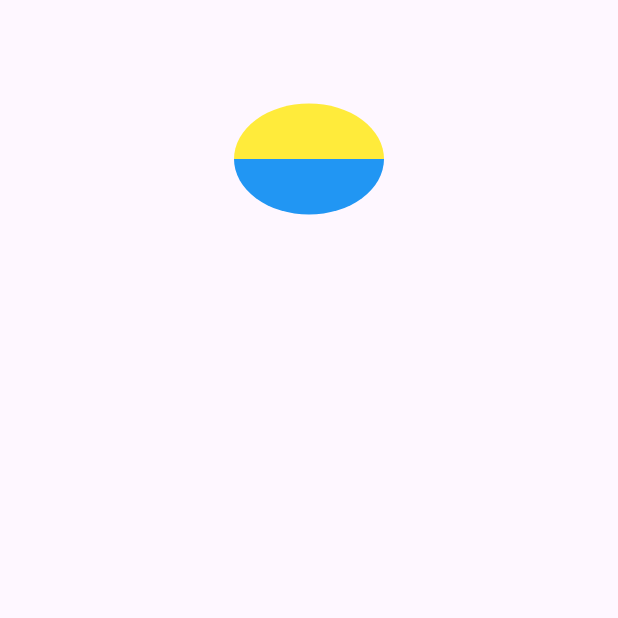
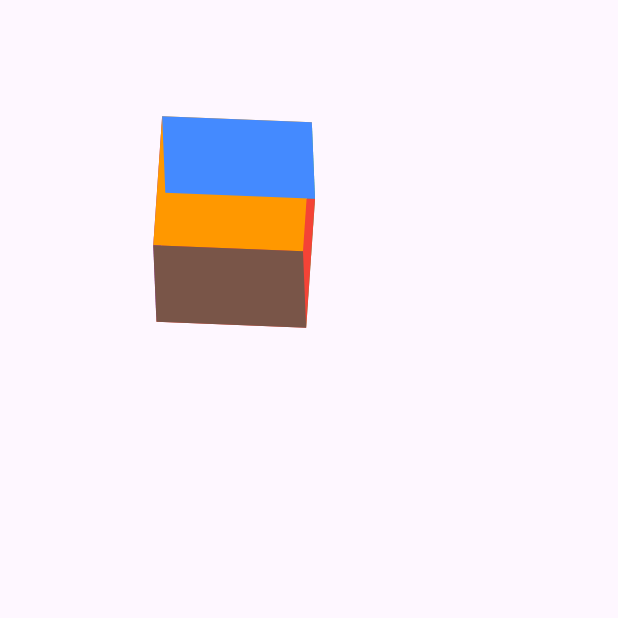
Before and after one commit to rahimshahmandozay/animation_challenge, a Flutter app: the screen it shows after launch, on a phone screen of 412 x 824 dp, the top half of it. Run offline on Flutter 3.47's test engine with Material 3 defaults, Android fonts, the phone set to English and light mode, and no system bars.

Commit message:
Add day three challenge

```diff
--- a/lib/main.dart
+++ b/lib/main.dart
@@ -1,5 +1,5 @@
 import 'package:flutter/material.dart';
-import 'package:animation_challenge/views/day_two.dart';
+import 'package:animation_challenge/views/day_three.dart';
 
 void main() {
   runApp(const MyApp());
@@ -11,7 +11,7 @@ class MyApp extends StatelessWidget {
   Widget build(BuildContext context) {
     return MaterialApp(
       title: 'Animation Challenge',
-      home: const DayTwo(),
+      home: DayThree(),
     );
   }
 }
--- /dev/null
+++ b/lib/views/day_three.dart
@@ -0,0 +1,164 @@
+import 'package:flutter/material.dart';
+import 'dart:math' show pi;
+import 'package:vector_math/vector_math_64.dart' show Vector3;
+
+class DayThree extends StatefulWidget {
+  const DayThree({super.key});
+
+  @override
+  State<DayThree> createState() => _DayThreeState();
+}
+
+class _DayThreeState extends State<DayThree> with TickerProviderStateMixin {
+  late AnimationController _xController;
+  late AnimationController _yController;
+  late AnimationController _zController;
+  late Tween<double> _animation;
+
+  @override
+  void initState() {
+    super.initState();
+    _xController = AnimationController(
+      vsync: this,
+      duration: const Duration(seconds: 20),
+    );
+
+    _yController = AnimationController(
+      vsync: this,
+      duration: const Duration(seconds: 30),
+    );
+
+    _zController = AnimationController(
+      vsync: this,
+      duration: const Duration(seconds: 40),
+    );
+    _animation = Tween<double>(
+      begin: 0.0,
+      end: pi * 2,
+    );
+  }
+
+  @override
+  void dispose() {
+    _xController.dispose();
+    _yController.dispose();
+    _zController.dispose();
+    super.dispose();
+  }
+
+  final widthAndHeight = 100.0;
+
+  @override
+  Widget build(BuildContext context) {
+    _xController
+      ..reset()
+      ..forward();
+    _yController
+      ..reset()
+      ..forward();
+    _zController
+      ..reset()
+      ..forward();
+    return Scaffold(
+      body: SafeArea(
+        child: Column(
+          crossAxisAlignment: CrossAxisAlignment.center,
+          children: [
+            SizedBox(
+              height: widthAndHeight,
+              width: double.infinity,
+            ),
+            AnimatedBuilder(
+              animation: Listenable.merge(
+                [_xController, _yController, _zController],
+              ),
+              builder: (context, child) {
+                return Transform(
+                  alignment: Alignment.center,
+                  transform: Matrix4.identity()
+                    ..rotateX(_animation.evaluate(_xController))
+                    ..rotateY(_animation.evaluate(_yController))
+                    ..rotateZ(_animation.evaluate(_zController)),
+                  child: Stack(
+                    children: [
+                      // BACK
+                      Container(
+                        height: widthAndHeight,
+                        width: widthAndHeight,
+                        color: Colors.green,
+                      ),
+                      // FRONT
+                      Transform(
+                        transform: Matrix4.identity()
+                          ..translate(
+                            Vector3(0, 0, -widthAndHeight),
+                          ),
+                        child: Container(
+                          height: widthAndHeight,
+                          width: widthAndHeight,
+                          color: Colors.purple,
+                        ),
+                      ),
+                      // LEFT
+                      Transform(
+                        alignment: Alignment.centerLeft,
+                        transform: Matrix4.identity()
+                          ..rotateY(
+                            pi / 2.0,
+                          ),
+                        child: Container(
+                          height: widthAndHeight,
+                          width: widthAndHeight,
+                          color: Colors.red,
+                        ),
+                      ),
+                      // RIGHT
+                      Transform(
+                        alignment: Alignment.centerRight,
+                        transform: Matrix4.identity()
+                          ..rotateY(
+                            -pi / 2.0,
+                          ),
+                        child: Container(
+                          height: widthAndHeight,
+                          width: widthAndHeight,
+                          color: Colors.orange,
+                        ),
+                      ),
+                      // TOP
+                      Transform(
+                        alignment: Alignment.topCenter,
+                        transform: Matrix4.identity()
+                          ..rotateX(
+                            -pi / 2.0,
+                          ),
+                        child: Container(
+                          height: widthAndHeight,
+                          width: widthAndHeight,
+                          color: Colors.brown,
+                        ),
+                      ),
+                      // BOTTOM
+                      Transform(
+                        alignment: Alignment.bottomCenter,
+                        transform: Matrix4.identity()
+                          ..rotateX(
+                            pi / 2.0,
+                          ),
+                        child: Container(
+                          height: widthAndHeight,
+                          width: widthAndHeight,
+                          color: Colors.blueAccent,
+                        ),
+                      ),
+                    ],
+                  ),
+                );
+              },
+            )
+          ],
+        ),
+      ),
+    );
+  }
+}
--- a/pubspec.yaml
+++ b/pubspec.yaml
@@ -34,6 +34,7 @@ dependencies:
   # The following adds the Cupertino Icons font to your application.
   # Use with the CupertinoIcons class for iOS style icons.
   cupertino_icons: ^1.0.8
+  vector_math: ^2.1.4
 
 dev_dependencies:
   flutter_test:
```
Also changed, not shown: pubspec.lock.
